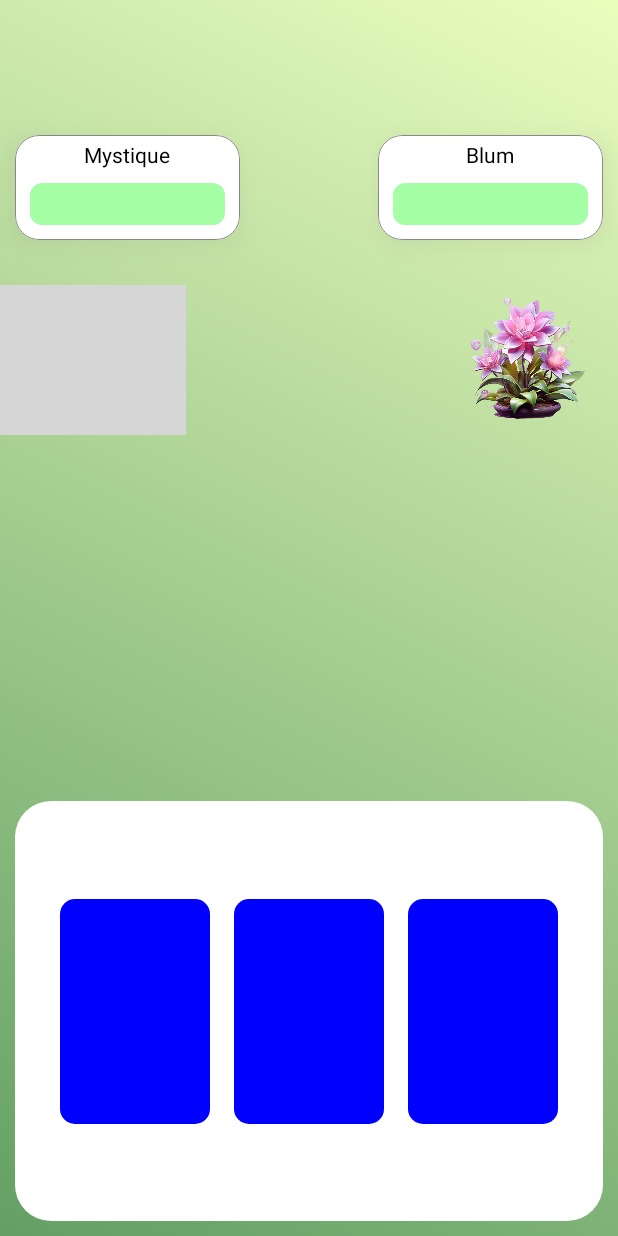
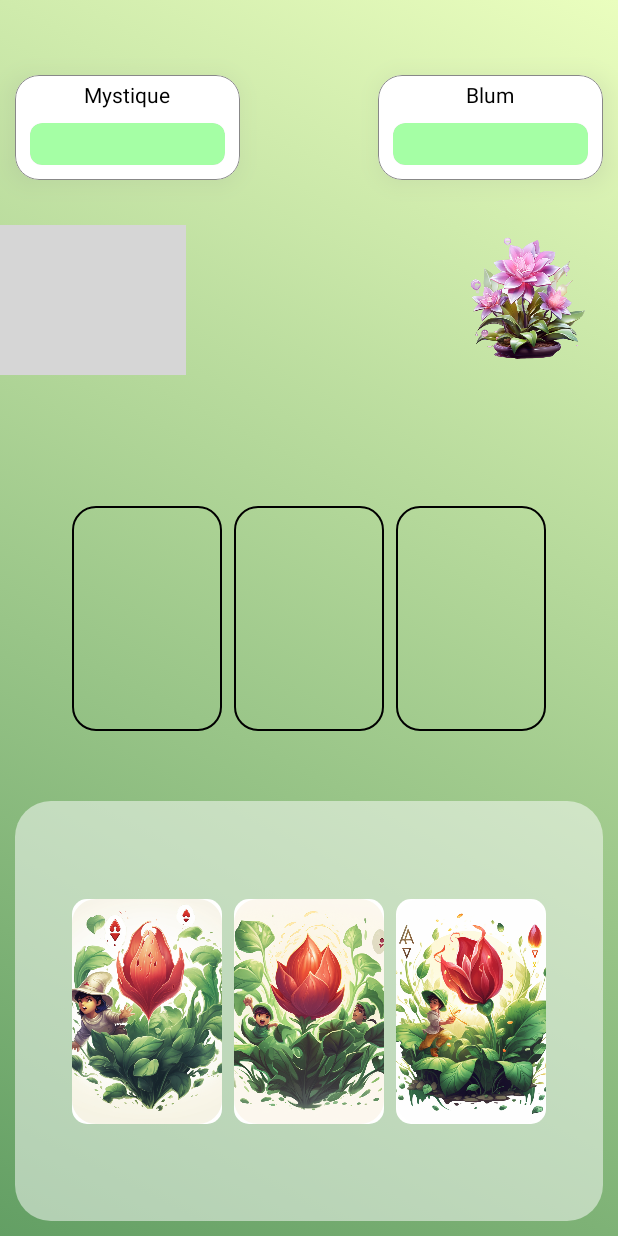
Before and after one commit to Hitoli/Niwa, an Android app built with Jetpack Compose: the @Preview function FightScreenPreview, on a phone screen of 412 x 824 dp. Run offline under Robolectric (Android 15) with nearby library versions, the phone set to English and light mode, and no system bars; grey boxes are pictures that could not be loaded.

Commit message:
Fighting_Sequence_UI_Update_FightingSequence_cards1

```diff
--- a/app/src/main/java/com/example/virtual_plant_pet/Presentation/screen/HomeScreen/FightSequenceScreens/FightCardSequenceScreen.kt
+++ /dev/null
@@ -1,57 +0,0 @@
-package com.example.virtual_plant_pet.Presentation.screen.HomeScreen.FightSequenceScreens
-
-import android.util.Log
-import androidx.compose.animation.core.Spring
-import androidx.compose.animation.core.SpringSpec
-import androidx.compose.animation.core.animate
-import androidx.compose.animation.core.animateDpAsState
-import androidx.compose.animation.core.animateFloatAsState
-import androidx.compose.animation.core.animateIntAsState
-import androidx.compose.animation.core.animateIntOffsetAsState
-import androidx.compose.animation.core.spring
-import androidx.compose.animation.core.tween
-import androidx.compose.foundation.background
-import androidx.compose.foundation.gestures.detectDragGestures
-import androidx.compose.foundation.layout.Box
-import androidx.compose.foundation.layout.fillMaxSize
-import androidx.compose.foundation.layout.fillMaxWidth
-import androidx.compose.foundation.layout.height
-import androidx.compose.foundation.layout.offset
-import androidx.compose.foundation.layout.padding
-import androidx.compose.foundation.layout.size
-import androidx.compose.foundation.shape.RoundedCornerShape
-import androidx.compose.runtime.Composable
-import androidx.compose.runtime.LaunchedEffect
-import androidx.compose.runtime.getValue
-import androidx.compose.runtime.mutableFloatStateOf
-import androidx.compose.runtime.mutableStateOf
-import androidx.compose.runtime.remember
-import androidx.compose.runtime.rememberCoroutineScope
-import androidx.compose.runtime.setValue
-import androidx.compose.ui.Modifier
-import androidx.compose.ui.geometry.Offset
-import androidx.compose.ui.graphics.Brush
-import androidx.compose.ui.graphics.Color
-import androidx.compose.ui.input.pointer.pointerInput
-import androidx.compose.ui.platform.LocalDensity
-import androidx.compose.ui.tooling.preview.Preview
-import androidx.compose.ui.unit.Density
-import androidx.compose.ui.unit.IntOffset
-import androidx.compose.ui.unit.dp
-import com.example.virtual_plant_pet.ui.theme.virtual_plant_background3
-import com.example.virtual_plant_pet.ui.theme.virtual_plant_background7
-import kotlin.math.roundToInt
-
-
-
-
-
-
-
-
-
-@Preview(showBackground = true)
-@Composable
-fun PreviewDraggableBox() {
-    FightCardSequenceScreen()
-}
--- a/app/src/main/java/com/example/virtual_plant_pet/Presentation/screen/HomeScreen/FightSequenceScreens/fight_screen.kt
+++ b/app/src/main/java/com/example/virtual_plant_pet/Presentation/screen/HomeScreen/FightSequenceScreens/fight_screen.kt
@@ -65,6 +65,11 @@ import androidx.compose.ui.graphics.ColorFilter
 import androidx.compose.ui.graphics.Path
 import androidx.compose.ui.input.pointer.pointerInput
 import androidx.compose.ui.layout.ContentScale
+import androidx.compose.ui.layout.layout
+import androidx.compose.ui.layout.onGloballyPositioned
+import androidx.compose.ui.layout.positionInParent
+import androidx.compose.ui.layout.positionInRoot
+import androidx.compose.ui.layout.positionInWindow
 import androidx.compose.ui.res.painterResource
 import androidx.compose.ui.text.font.FontFamily
 import androidx.compose.ui.text.font.FontWeight
@@ -109,6 +114,64 @@ fun FightScreen(
     totalHealthAmountPlant2: Int,
 ) {
     val composition by rememberLottieComposition(spec = LottieCompositionSpec.RawRes(R.raw.petalstorm))
+    var InitialPositionx by remember {
+        mutableStateOf(0f)
+    }
+    var InitialPositiony by remember {
+        mutableStateOf(0f)
+    }
+    var offsetX by remember { mutableFloatStateOf(0f) }
+    var offsetY by remember { mutableFloatStateOf(0f) }
+    var dragging by remember {
+        mutableStateOf(false)
+    }
+    val draganime = remember {
+        SpringSpec<Int>(stiffness = Spring.StiffnessHigh, visibilityThreshold = 1)
+    }
+    val dropanime = remember {
+        SpringSpec<Int>(stiffness = Spring.StiffnessLow, visibilityThreshold = 1)
+    }
+    val animespec = if (dragging) draganime else dropanime
+
+    var offsetXdrag = animateIntAsState(
+        targetValue = offsetX.roundToInt(), animationSpec = animespec,
+        label = "Animation on offset X"
+    )
+    var offsetYdrag = animateIntAsState(
+        targetValue = offsetY.roundToInt(), animationSpec = animespec,
+        label = "Animation on offset Y"
+    )
+
+    var offsetX2 by remember { mutableFloatStateOf(0f) }
+    var offsetY2 by remember { mutableFloatStateOf(0f) }
+    var dragging2 by remember {
+        mutableStateOf(false)
+    }
+
+    var offsetXdrag2 = animateIntAsState(
+        targetValue = offsetX2.roundToInt(), animationSpec = animespec,
+        label = "Animation on offset X"
+    )
+    var offsetYdrag2 = animateIntAsState(
+        targetValue = offsetY2.roundToInt(), animationSpec = animespec,
+        label = "Animation on offset Y"
+    )
+
+    var offsetX3 by remember { mutableFloatStateOf(0f) }
+    var offsetY3 by remember { mutableFloatStateOf(0f) }
+    var dragging3 by remember {
+        mutableStateOf(false)
+    }
+
+
+    var offsetXdrag3 = animateIntAsState(
+        targetValue = offsetX3.roundToInt(), animationSpec = animespec,
+        label = "Animation on offset X"
+    )
+    var offsetYdrag3 = animateIntAsState(
+        targetValue = offsetY3.roundToInt(), animationSpec = animespec,
+        label = "Animation on offset Y"
+    )
 
 
     val infiniteTransition = rememberInfiniteTransition()
@@ -158,7 +221,7 @@ fun FightScreen(
                 .fillMaxWidth()
                 .heightIn(min = 200.dp)
                 .align(Alignment.TopCenter)
-                .padding(bottom = 80.dp, top = 80.dp)
+                .padding(bottom = 80.dp, top = 40.dp)
         ) {
             Box(
                 modifier = Modifier
@@ -435,127 +498,79 @@ fun FightScreen(
 
 
         }
-        FightCardSequenceScreen(
+
+        Row(
+            modifier = Modifier.align(Alignment.Center),
+            horizontalArrangement = Arrangement.SpaceEvenly,
+            verticalAlignment =
+            Alignment.CenterVertically
+        ) {
+            Box(modifier = Modifier
+                .size(100.dp, 150.dp)
+                .border(
+                    BorderStroke(1.dp, Color.Black),
+                    RoundedCornerShape(16.dp)
+                )
+                .onGloballyPositioned { coordinates ->
+                    InitialPositionx = 0f
+                    InitialPositiony = -coordinates.positionInRoot().y + 230f
+                    Log.e("InitialPositiony", InitialPositiony.toString())
+                    Log.e("InitialPositionx", InitialPositionx.toString())
+                })
+            Spacer(modifier = Modifier.size(8.dp))
+
+            Box(modifier = Modifier
+                .size(100.dp, 150.dp)
+                .border(
+                    BorderStroke(1.dp, Color.Black),
+                    RoundedCornerShape(16.dp)
+                )
+                .onGloballyPositioned { coordinates ->
+                    InitialPositionx = 0f
+                    InitialPositiony = -coordinates.positionInRoot().y + 230f
+                    Log.e("InitialPositiony", InitialPositiony.toString())
+                    Log.e("InitialPositionx", InitialPositionx.toString())
+                })
+            Spacer(modifier = Modifier.size(8.dp))
+
+            Box(modifier = Modifier
+                .size(100.dp, 150.dp)
+                .border(
+                    BorderStroke(1.dp, Color.Black),
+                    RoundedCornerShape(16.dp)
+                )
+                .onGloballyPositioned { coordinates ->
+                    InitialPositionx = 0f
+                    InitialPositiony = -coordinates.positionInRoot().y + 230f
+                    Log.e("InitialPositiony", InitialPositiony.toString())
+                    Log.e("InitialPositionx", InitialPositionx.toString())
+                })
+        }
+
+
+
+        Box(
             modifier = Modifier
                 .align(Alignment.BottomCenter)
                 .fillMaxWidth()
                 .height(300.dp)
                 .padding(10.dp)
                 .background(
-                    Color.White, RoundedCornerShape(24.dp)
+                    Color.White.copy(alpha = 0.5f), RoundedCornerShape(24.dp)
                 )
-        )
-
-    }
-
-
-    FightScreenGameResult(isOnVisible, onVisible = {
-        onVisible(it)
-    }, onDone = {
-        onGameResult()
-    })
-
-
-}
-
-@Composable
-fun FightCardSequenceScreen(modifier: Modifier = Modifier) {
-    val InitialPositionx by remember {
-        mutableStateOf(0f)
-    }
-    val InitialPositiony by remember {
-        mutableStateOf(0f)
-    }
-    var offsetX by remember { mutableFloatStateOf(InitialPositionx) }
-    var offsetY by remember { mutableFloatStateOf(InitialPositiony) }
-    var dragging by remember {
-        mutableStateOf(false)
-    }
-    val draganime = remember {
-        SpringSpec<Int>(stiffness = Spring.StiffnessHigh, visibilityThreshold = 1)
-    }
-    val dropanime = remember {
-        SpringSpec<Int>(stiffness = Spring.StiffnessLow, visibilityThreshold = 1)
-    }
-    val animespec = if (dragging) draganime else dropanime
-
-    var offsetXdrag = animateIntAsState(
-        targetValue = offsetX.roundToInt(), animationSpec = animespec,
-        label = "Animation on offset X"
-    )
-    var offsetYdrag = animateIntAsState(
-        targetValue = offsetY.roundToInt(), animationSpec = animespec,
-        label = "Animation on offset Y"
-    )
-    val InitialPositionx2 by remember {
-        mutableStateOf(0f)
-    }
-    val InitialPositiony2 by remember {
-        mutableStateOf(0f)
-    }
-    var offsetX2 by remember { mutableFloatStateOf(InitialPositionx) }
-    var offsetY2 by remember { mutableFloatStateOf(InitialPositiony) }
-    var dragging2 by remember {
-        mutableStateOf(false)
-    }
-    val draganime2 = remember {
-        SpringSpec<Int>(stiffness = Spring.StiffnessHigh, visibilityThreshold = 1)
-    }
-    val dropanime2 = remember {
-        SpringSpec<Int>(stiffness = Spring.StiffnessLow, visibilityThreshold = 1)
-    }
-    val animespec2 = if (dragging) draganime else dropanime
-
-    var offsetXdrag2 = animateIntAsState(
-        targetValue = offsetX.roundToInt(), animationSpec = animespec,
-        label = "Animation on offset X"
-    )
-    var offsetYdrag2 = animateIntAsState(
-        targetValue = offsetY.roundToInt(), animationSpec = animespec,
-        label = "Animation on offset Y"
-    )
-    val InitialPositionx3 by remember {
-        mutableStateOf(0f)
-    }
-    val InitialPositiony3 by remember {
-        mutableStateOf(0f)
-    }
-    var offsetX3 by remember { mutableFloatStateOf(InitialPositionx) }
-    var offsetY3 by remember { mutableFloatStateOf(InitialPositiony) }
-    var dragging3 by remember {
-        mutableStateOf(false)
-    }
-    val draganime3 = remember {
-        SpringSpec<Int>(stiffness = Spring.StiffnessHigh, visibilityThreshold = 1)
-    }
-    val dropanime3 = remember {
-        SpringSpec<Int>(stiffness = Spring.StiffnessLow, visibilityThreshold = 1)
-    }
-    val animespec3 = if (dragging) draganime else dropanime
-
-    var offsetXdrag3 = animateIntAsState(
-        targetValue = offsetX.roundToInt(), animationSpec = animespec,
-        label = "Animation on offset X"
-    )
-    var offsetYdrag3 = animateIntAsState(
-        targetValue = offsetY.roundToInt(), animationSpec = animespec,
-        label = "Animation on offset Y"
-    )
-
-
-    Box(
-        modifier = modifier
 
         ) {
             Row(
-            modifier = Modifier.fillMaxWidth() .height(300.dp),
+                modifier = Modifier
+                    .fillMaxWidth()
+                    .height(300.dp),
                 verticalAlignment = Alignment.CenterVertically,
                 horizontalArrangement = Arrangement.Center
             ) {
                 Box(
                     Modifier
                         .offset { IntOffset(offsetXdrag.value, offsetYdrag.value) }
-                    .background(Color.Blue, RoundedCornerShape(10.dp))
+                        .background(Color.White, RoundedCornerShape(10.dp))
                         .size(100.dp, 150.dp)
                         .pointerInput(Unit) {
                             detectDragGestures(onDrag = { change, dragAmount ->
@@ -569,53 +584,84 @@ fun FightCardSequenceScreen(modifier: Modifier = Modifier) {
                                 offsetY = InitialPositiony
                             })
                         }
+                ) {
+                    Image(
+                        painter = painterResource(id = R.drawable.cards2),
+                        contentDescription = "cards",
+                        contentScale = ContentScale.Crop,
+                        alignment = Alignment.Center,
+                        modifier = Modifier.fillMaxSize().clip(RoundedCornerShape(16.dp))
                     )
-            Spacer(modifier = Modifier.size(16.dp))
+                }
+                Spacer(modifier = Modifier.size(8.dp))
                 Box(
                     Modifier
-                    .offset { IntOffset(offsetXdrag2.value, offsetXdrag3.value) }
-                    .background(Color.Blue, RoundedCornerShape(10.dp))
+                        .offset { IntOffset(offsetXdrag2.value, offsetYdrag2.value) }
+                        .background(Color.White, RoundedCornerShape(10.dp))
                         .size(100.dp, 150.dp)
                         .pointerInput(Unit) {
                             detectDragGestures(onDrag = { change, dragAmount ->
                                 change.consume()
-                            dragging = change.pressed
+                                dragging2 = change.pressed
                                 Log.e("dragginf", change.pressed.toString())
                                 offsetX2 += dragAmount.x
                                 offsetY2 += dragAmount.y
                             }, onDragEnd = {
-                            offsetX2 = InitialPositionx2
-                            offsetY2 = InitialPositiony2
+                                offsetX2 = InitialPositionx
+                                offsetY2 = InitialPositiony
                             })
                         }
+                ) {
+                    Image(
+                        painter = painterResource(id = R.drawable.cards3),
+                        contentDescription = "cards",
+                        contentScale = ContentScale.Crop, alignment = Alignment.Center,
+                        modifier = Modifier.fillMaxSize().clip(RoundedCornerShape(16.dp))
                     )
-            Spacer(modifier = Modifier.size(16.dp))
+                }
+                Spacer(modifier = Modifier.size(8.dp))
 
                 Box(
                     Modifier
                         .offset { IntOffset(offsetXdrag3.value, offsetYdrag3.value) }
-                    .background(Color.Blue, RoundedCornerShape(10.dp))
+                        .background(Color.White, RoundedCornerShape(10.dp))
                         .size(100.dp, 150.dp)
                         .pointerInput(Unit) {
                             detectDragGestures(onDrag = { change, dragAmount ->
                                 change.consume()
-                            dragging = change.pressed
+                                dragging3 = change.pressed
                                 Log.e("dragginf", change.pressed.toString())
                                 offsetX3 += dragAmount.x
                                 offsetY3 += dragAmount.y
                             }, onDragEnd = {
-                            offsetX3 = InitialPositionx3
-                            offsetY3 = InitialPositiony3
+                                offsetX3 = InitialPositionx
+                                offsetY3 = InitialPositiony
                             })
                         }
+                ) {
+                    Image(
+                        painter = painterResource(id = R.drawable.cards),
+                        contentDescription = "cards",
+                        contentScale = ContentScale.Crop, alignment = Alignment.Center,
+                        modifier = Modifier.fillMaxSize().clip(RoundedCornerShape(16.dp))
                     )
+                }
             }
 
 
+        }
 
     }
+
+
+    FightScreenGameResult(isOnVisible, onVisible = {
+        onVisible(it)
+    }, onDone = {
+        onGameResult()
+    })
+
+
 }
-
 
 @OptIn(ExperimentalMaterial3Api::class)
 @Composable
```
Also changed, not shown: app/src/main/res/drawable/cards.png (added), app/src/main/res/drawable/cards2.png (added), app/src/main/res/drawable/cards3.png (added). Lines whose indentation alone changed are shown as unchanged.
